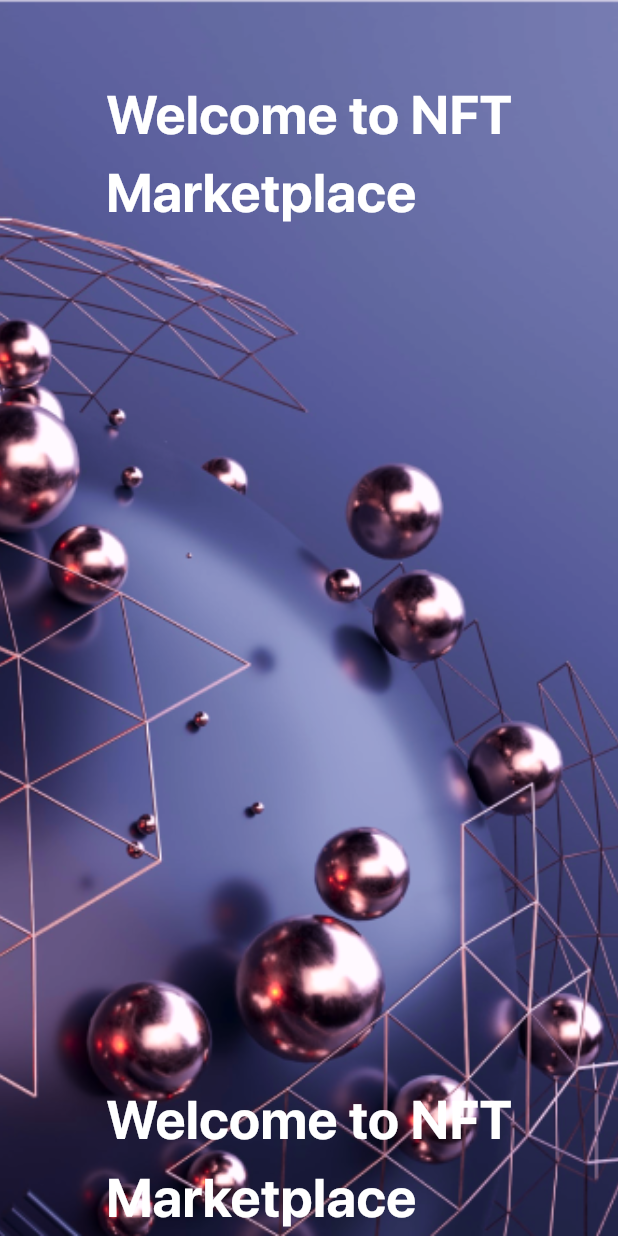
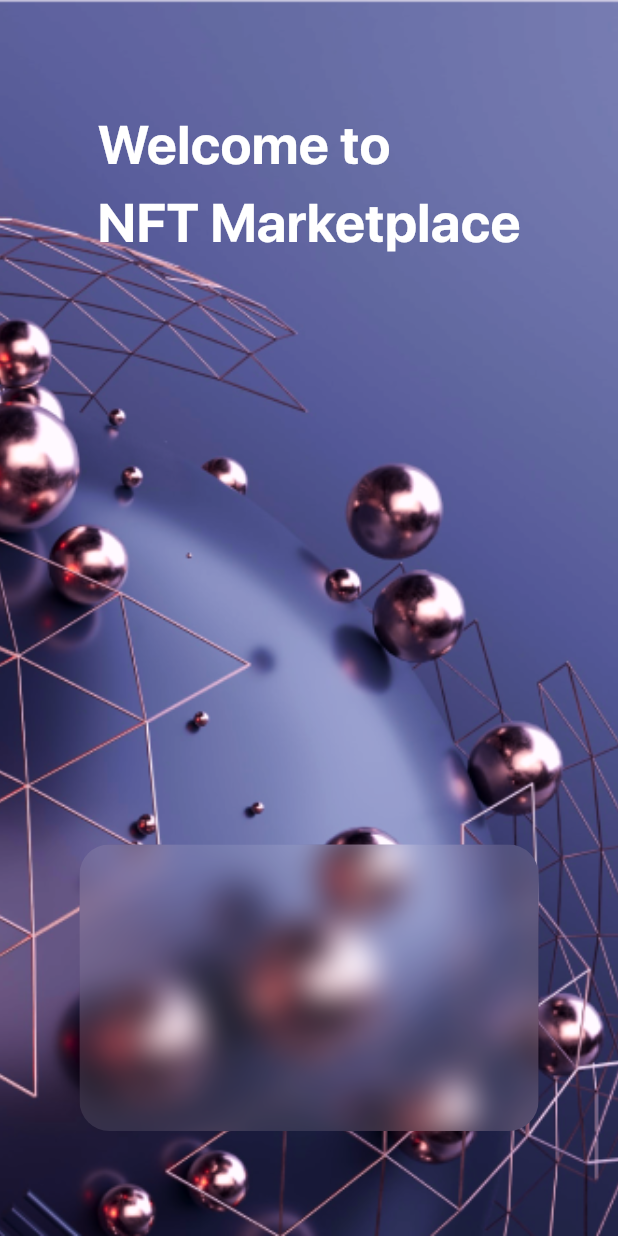
Before and after one commit to Ahmed-elsaid-AEA/mini_flutter_nft_marketplace, a Flutter app: the screen it shows after launch, on a phone screen of 412 x 824 dp. Run offline on Flutter 3.47's test engine with Material 3 defaults, Android fonts, the phone set to English and light mode, and no system bars.

Commit message:
design on boardingpage part 4

```diff
--- a/lib/core/resourses/strings_managers.dart
+++ b/lib/core/resourses/strings_managers.dart
@@ -1,4 +1,4 @@
 class StringsManager{
-  static const String titleOnBoardingPage=r'''Welcome to NFT
-Marketplace''';
+  static const String titleOnBoardingPage=r'''Welcome to
+NFT Marketplace''';
 }
--- a/lib/features/onBoarding/on_boarding_page.dart
+++ b/lib/features/onBoarding/on_boarding_page.dart
@@ -1,3 +1,4 @@
+import 'dart:ui';
 
 import 'package:flutter/material.dart';
 import 'package:mini_flutter_nft_marketplace/core/resourses/asset_mage_manager.dart';
@@ -10,7 +11,7 @@ class OnBoardingPage extends StatelessWidget {
 
   @override
   Widget build(BuildContext context) {
-    return const Scaffold(
+    return Scaffold(
       body: SafeArea(
           child: Stack(
         children: [
@@ -18,10 +19,7 @@ class OnBoardingPage extends StatelessWidget {
               width: double.infinity,
               height: double.infinity,
               fit: BoxFit.cover,
-              image: AssetImage(
-                  AssetImageManager.onBoardingBackgroundImage
-
-              )),
+              image: AssetImage(AssetImageManager.onBoardingBackgroundImage)),
           SizedBox(
             width: double.infinity,
             child: Column(
@@ -29,7 +27,7 @@ class OnBoardingPage extends StatelessWidget {
               crossAxisAlignment: CrossAxisAlignment.center,
               children: [
                 SizedBox(
-                  height: 50,
+                  height: 70,
                 ),
                 Text(
                   StringsManager.titleOnBoardingPage,
@@ -41,14 +39,21 @@ class OnBoardingPage extends StatelessWidget {
                       fontWeight: FontWeight.bold),
                 ),
                 Spacer(),
-                Text(
-                  StringsManager.titleOnBoardingPage,
-                  textAlign: TextAlign.start,
-                  style: TextStyle(
-                      fontFamily: FontMangers.sfRroDisplay,
-                      color: ColorManager.kColorWhite,
-                      fontSize: FontSize.f36_04,
-                      fontWeight: FontWeight.bold),
+                ClipRRect(
+                  child: BackdropFilter(
+                    filter: ImageFilter.blur(
+                        sigmaX: 10,sigmaY: 10
+                    ),
+                    child: Container(
+                      height: 191,
+                      width: 306,
+                      color: ColorManager.kColorWhite.withOpacity(0.1),
+                    ),
+                  ),
+                  borderRadius: BorderRadius.circular(20),
+                ),
+                SizedBox(
+                  height: 70,
                 ),
               ],
             ),
```
